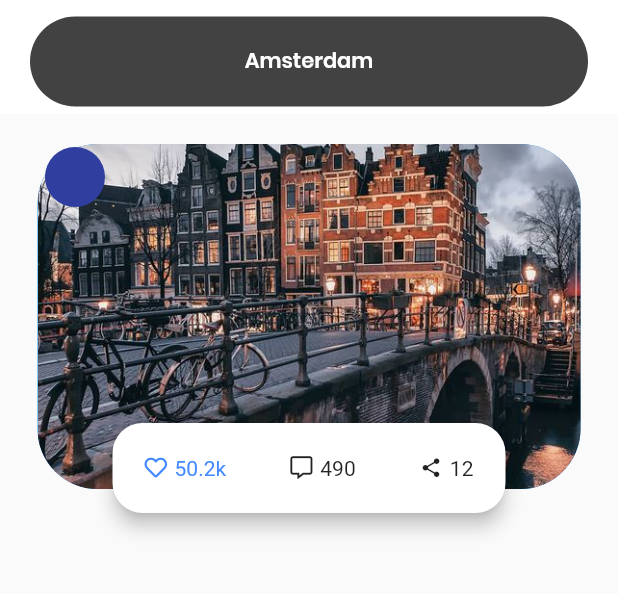
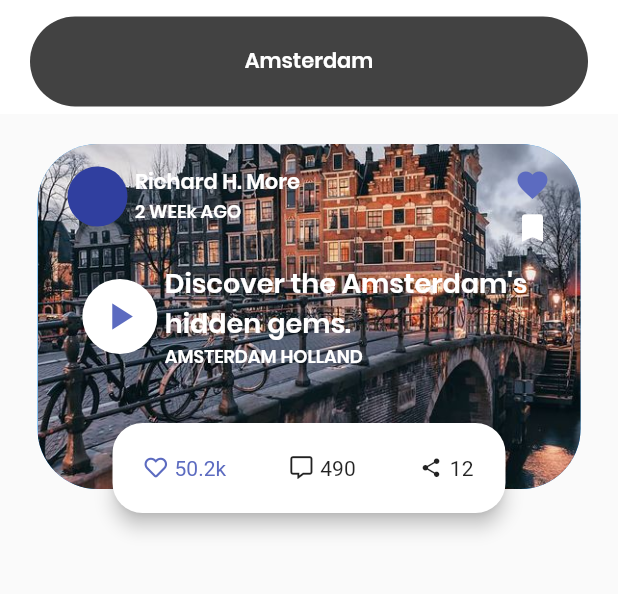
Before and after one commit to alfonsovgs/traveling_app, a Flutter app: the screen it shows after launch, on a phone screen of 412 x 824 dp, the part 90-684 px from its top. Run offline on Flutter 3.47's test engine with Material 2 defaults, Android fonts, the phone set to English and light mode, and no system bars; our stand-ins replace font_awesome_flutter.

Commit message:
Card design

```diff
--- a/lib/src/widgets/card_view.dart
+++ b/lib/src/widgets/card_view.dart
@@ -25,13 +25,78 @@ class CardView extends StatelessWidget {
 }
 
 class _ContentCard extends StatelessWidget {
-  Widget _buildAvatarInfo() {
+  Widget _buildAvatarInfo(BuildContext context) {
+    var style = Theme.of(context).textTheme.title.copyWith(fontSize: 14.0, color: Colors.white);
+    var styleButtom = Theme.of(context).textTheme.display1.copyWith(color: Colors.white);
+
     return Container(
-      padding: EdgeInsets.symmetric(horizontal: 5, vertical: 2),
+      padding: EdgeInsets.symmetric(vertical: 15, horizontal: 20),
       child: Row(
         crossAxisAlignment: CrossAxisAlignment.start,
+        mainAxisAlignment: MainAxisAlignment.spaceBetween,
         children: <Widget>[
-          CircleAvatar(),
+          Row(
+            crossAxisAlignment: CrossAxisAlignment.start,
+            children: <Widget>[
+              CircleAvatar(),
+              SizedBox(width: 5),
+              Column(
+                crossAxisAlignment: CrossAxisAlignment.start,
+                children: <Widget>[
+                  Text("Richard H. More", style: style),
+                  Text("2 WEEk AGO", style: styleButtom),
+                ],
+              ),
+            ],
+          ),
+          Column(
+            children: <Widget>[
+              Icon(
+                Icons.favorite,
+                color: Theme.of(context).accentColor,
+              ),
+              SizedBox(height: 5),
+              Icon(
+                Icons.bookmark,
+                color: Colors.white,
+              ),
+            ],
+          )
+        ],
+      ),
+    );
+  }
+
+  Widget _buildContentInfo(BuildContext context) {
+    var style = Theme.of(context).textTheme.title.copyWith(fontSize: 18.0, color: Colors.white);
+    var styleCountry = Theme.of(context).textTheme.display1.copyWith(color: Colors.white);
+    double c_width = MediaQuery.of(context).size.width * 0.6;
+
+    return Container(
+      child: Row(
+        mainAxisAlignment: MainAxisAlignment.center,
+        children: <Widget>[
+          CircleAvatar(
+            backgroundColor: Colors.white,
+            radius: 25,
+            child: Icon(
+              Icons.play_arrow,
+              size: 30,
+              color: Theme.of(context).accentColor,
+            ),
+          ),
+          SizedBox(width: 5),
+          Container(
+            width: c_width,
+            child: Column(
+              mainAxisAlignment: MainAxisAlignment.center,
+              crossAxisAlignment: CrossAxisAlignment.start,
+              children: <Widget>[
+                Text("Discover the Amsterdam's hidden gems.", style: style),
+                Text("AMSTERDAM HOLLAND", style: styleCountry),
+              ],
+            ),
+          )
         ],
       ),
     );
@@ -53,14 +118,22 @@ class _ContentCard extends StatelessWidget {
           fit: BoxFit.cover,
         ),
       ),
-      child: _buildAvatarInfo(),
+      child: Stack(
+        children: <Widget>[
+          _buildAvatarInfo(context),
+          Align(
+            alignment: Alignment.center,
+            child: _buildContentInfo(context),
+          )
+        ],
+      ),
     );
   }
 }
 
 class _ToolWidget extends StatelessWidget {
-  Widget _buildCustomOption(IconData icon, String msg, {bool optDefault = false}) {
-    var color = optDefault ? Colors.blueAccent : Colors.black87;
+  Widget _buildCustomOption(BuildContext context, IconData icon, String msg, {bool optDefault = false}) {
+    var color = optDefault ? Theme.of(context).accentColor : Colors.black87;
 
     return Row(
       children: <Widget>[
@@ -89,9 +162,9 @@ class _ToolWidget extends StatelessWidget {
           child: Row(
             mainAxisAlignment: MainAxisAlignment.spaceAround,
             children: <Widget>[
-              _buildCustomOption(FontAwesomeIcons.heart, "50.2k", optDefault: true),
-              _buildCustomOption(FontAwesomeIcons.commentAlt, "490"),
-              _buildCustomOption(Icons.share, "12"),
+              _buildCustomOption(context, FontAwesomeIcons.heart, "50.2k", optDefault: true),
+              _buildCustomOption(context, FontAwesomeIcons.commentAlt, "490"),
+              _buildCustomOption(context, Icons.share, "12"),
             ],
           ),
         ),
```
